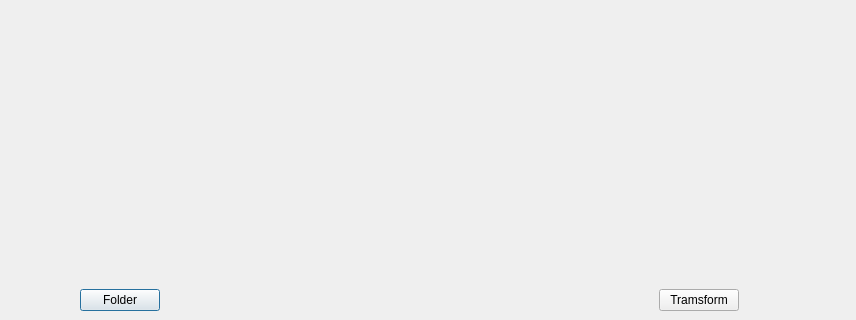
This is FiltOption/FreqFilt/src/FreqFilt/freqfilt.ui in Rodelph/Image-Processing-Utility as Qt 5 draws it before an edit; both pictures show x 186 to 1042 and y 400 to 720 of the 1366 by 720 pixel window. The edited form follows.
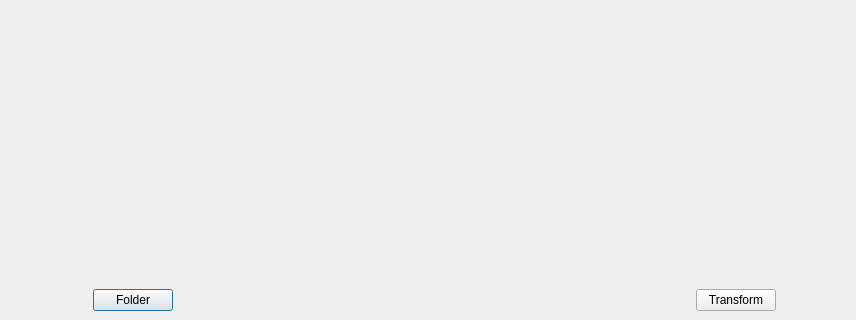
This is the edited form.

What changed in the file:
```diff
--- a/FiltOption/FreqFilt/src/FreqFilt/freqfilt.ui
+++ b/FiltOption/FreqFilt/src/FreqFilt/freqfilt.ui
@@ -36,7 +36,7 @@
     <rect>
      <x>20</x>
      <y>90</y>
-     <width>1151</width>
+     <width>1201</width>
      <height>621</height>
     </rect>
    </property>
@@ -71,7 +71,7 @@
       <item alignment="Qt::AlignHCenter">
        <widget class="QPushButton" name="transBtn">
         <property name="text">
-         <string>Tramsform</string>
+         <string>Transform</string>
         </property>
        </widget>
       </item>
```
